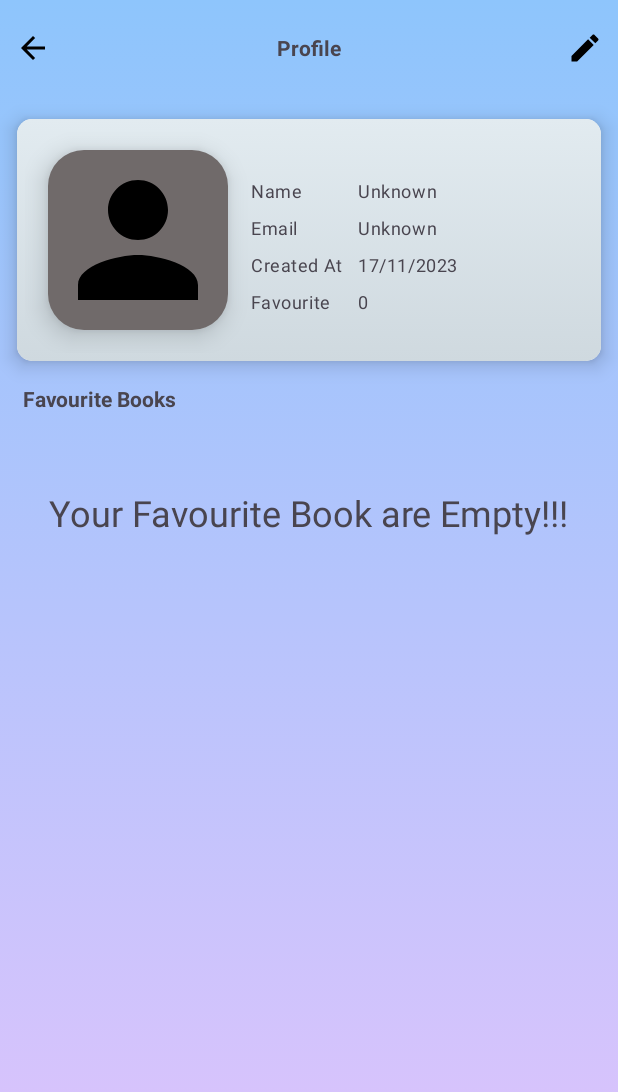
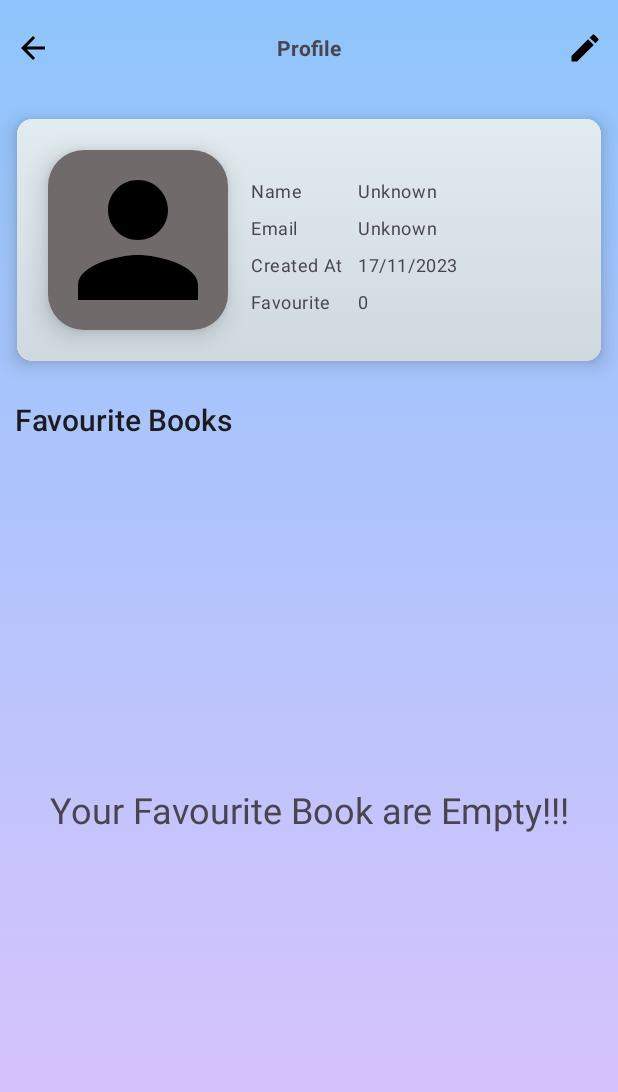
Before and after one commit to Renbin22c/Book-App, an Android app: the ProfileFragment screen opened through its navigation route, on a phone screen of 412 x 824 dp. Shown: the top 1092 px of the screen. Run offline under Robolectric (Android 15) with nearby library versions, the phone set to English and light mode, and no system bars; our stand-ins replace Dagger/Hilt's generated code, Firebase (no records; nobody signed in at launch, a user with empty details on screens opened directly); libraries missing offline, so code that uses them is left out: com.github.barteksc.pdfviewer; 1 statement that could not run was skipped.

Commit message:
Third update

```diff
--- a/app/src/main/res/layout/fragment_home.xml
+++ b/app/src/main/res/layout/fragment_home.xml
@@ -90,6 +90,7 @@
         android:layout_width="wrap_content"
         android:layout_height="wrap_content"
         android:text="@string/empty"
+        android:textAlignment="center"
         android:visibility="gone"
         android:layout_centerInParent="true"
         android:textSize="24sp"/>
@@ -100,6 +101,7 @@
         android:layout_height="wrap_content"
         android:layout_alignParentBottom="true"
         android:layout_marginHorizontal="15dp"
+        android:layout_marginBottom="5dp"
         android:paddingHorizontal="5dp">
 
         <com.google.android.material.button.MaterialButton
--- a/app/src/main/res/layout/fragment_profile.xml
+++ b/app/src/main/res/layout/fragment_profile.xml
@@ -191,31 +191,33 @@
     </androidx.cardview.widget.CardView>
 
 
+    <RelativeLayout
+        android:layout_width="match_parent"
+        android:layout_height="match_parent"
+        android:layout_below="@id/cvProfile"
+        android:padding="10dp">
         <TextView
             android:id="@+id/tvTitle2"
             android:layout_width="wrap_content"
             android:layout_height="wrap_content"
-        android:layout_below="@id/cvProfile"
             android:text="@string/favourite_books"
-        android:textStyle="bold"
-        android:layout_marginStart="15dp"/>
+            style="@style/TextAppearance.AppCompat.Title" />
 
         <androidx.recyclerview.widget.RecyclerView
             android:id="@+id/rvBook"
             android:layout_width="match_parent"
             android:layout_height="match_parent"
             android:layout_below="@id/tvTitle2"
-        android:layout_marginTop="5dp"
-        android:padding="16dp" />
+            android:layout_marginTop="5dp"/>
 
         <TextView
             android:id="@+id/tvEmpty"
             android:layout_width="wrap_content"
             android:layout_height="wrap_content"
-        android:layout_below="@id/tvTitle2"
-        android:layout_centerHorizontal="true"
-        android:layout_marginTop="50dp"
+            android:layout_centerInParent="true"
             android:text="@string/your_favourite_book_are_empty"
+            android:textAlignment="center"
             android:textSize="24sp"/>
+    </RelativeLayout>
 
 </RelativeLayout>
--- a/app/src/main/res/layout/item_layout_book.xml
+++ b/app/src/main/res/layout/item_layout_book.xml
@@ -32,8 +32,7 @@
                 android:id="@+id/progressBar"
                 android:layout_width="match_parent"
                 android:layout_height="match_parent"
-                android:layout_marginEnd="0dp"
-                android:layout_marginBottom="0dp" />
+                android:padding="10dp"/>
 
         </RelativeLayout>
 
--- a/app/src/main/res/layout/item_layout_favourite_book.xml
+++ b/app/src/main/res/layout/item_layout_favourite_book.xml
@@ -32,8 +32,7 @@
                 android:id="@+id/progressBar"
                 android:layout_width="match_parent"
                 android:layout_height="match_parent"
-                android:layout_marginEnd="0dp"
-                android:layout_marginBottom="0dp" />
+                android:padding="10dp"/>
 
         </RelativeLayout>
 
--- a/app/src/main/res/values/strings.xml
+++ b/app/src/main/res/values/strings.xml
@@ -27,7 +27,7 @@
     <string name="back">Back</string>
     <string name="n_a">N/A</string>
     <string name="date">Date</string>
-    <string name="the_description_of_the_book">The description of the book</string>
+    <string name="the_description_of_the_book">The description of the book:</string>
     <string name="read_book">Read Book</string>
     <string name="page">Page</string>
     <string name="more">More</string>
@@ -64,4 +64,5 @@
     <string name="send">Send</string>
     <string name="use_password_to_login">Use Password to Login</string>
     <string name="continue_with_sign_up">Continue with Sign Up</string>
+    <string name="description">Description</string>
 </resources>
```
Also changed, not shown: app/src/main/java/com/renbin/bookproject/ui/home/HomeFragment.kt (+12 -0 lines), app/src/main/java/com/renbin/bookproject/ui/home/HomeViewModel.kt (+8 -2 lines), app/src/main/res/layout/fragment_book_details.xml (+25 -9 lines). Lines whose indentation alone changed are shown as unchanged.
